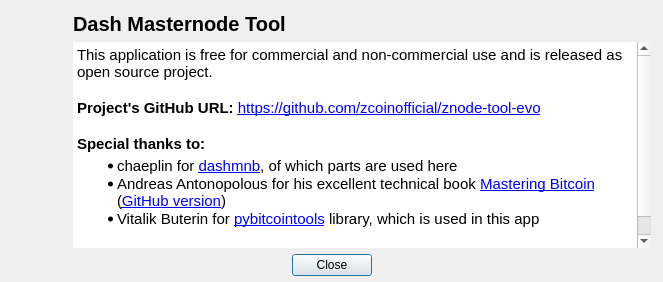
Old version of the form src/ui/ui_about_dlg.ui in the repository Bertrand256/dash-masternode-tool.
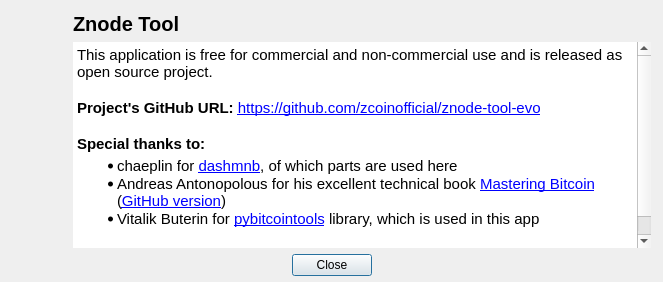
New version of the form.

```diff
--- a/src/ui/ui_about_dlg.ui
+++ b/src/ui/ui_about_dlg.ui
@@ -110,7 +110,7 @@
            </font>
           </property>
           <property name="text">
-           <string>Dash Masternode Tool</string>
+           <string>Znode Tool</string>
           </property>
          </widget>
         </item>
```
